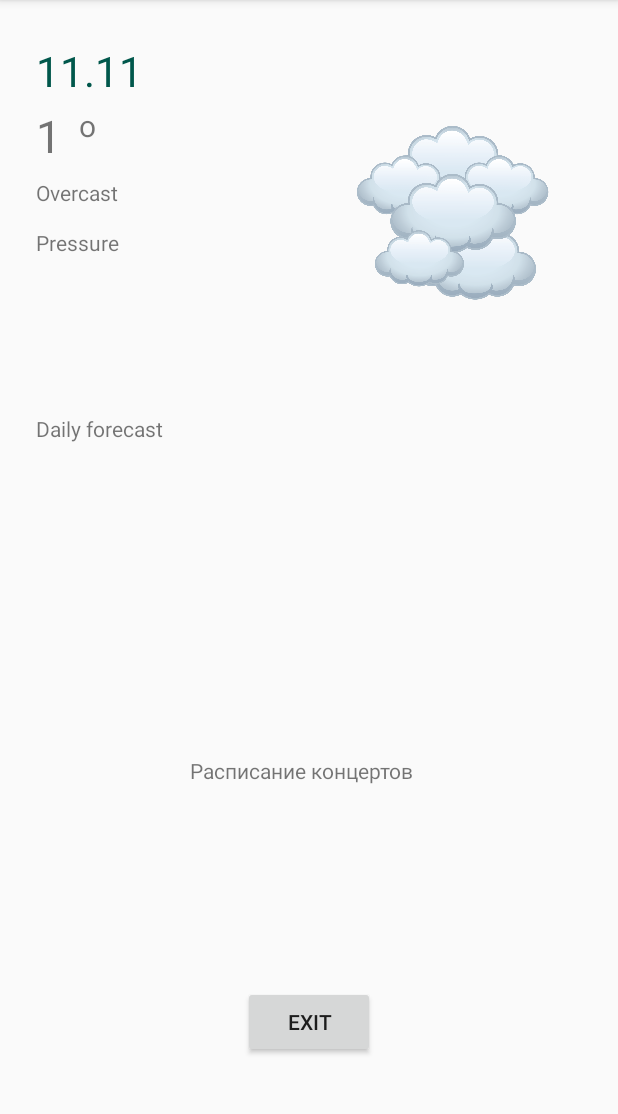
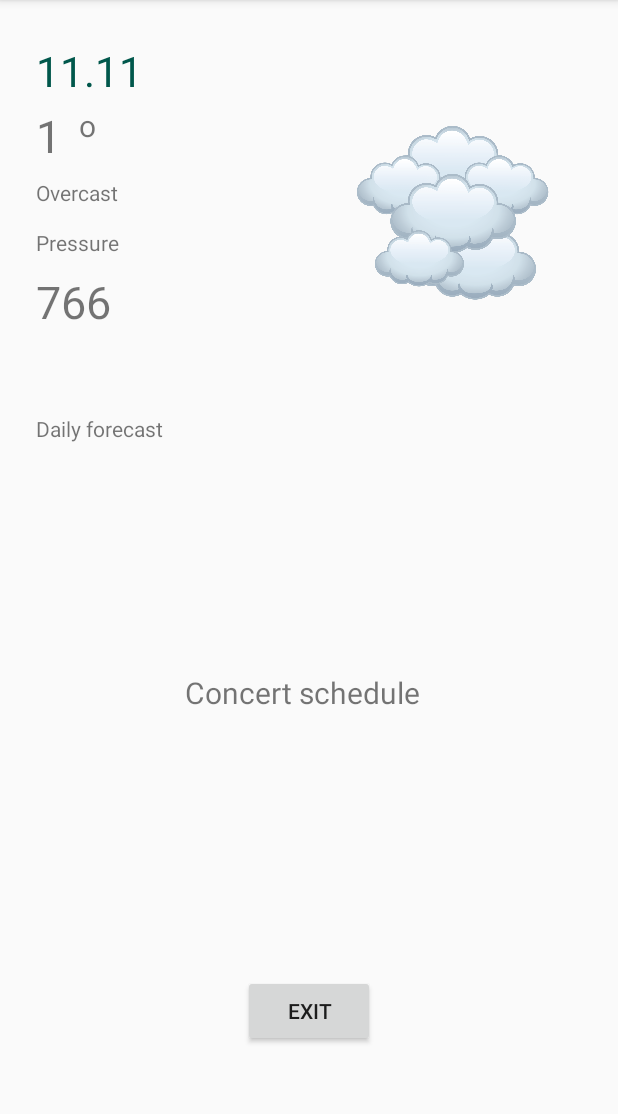
Before and after one commit to alexkaranevskii/Lesson02, an Android app: the screen it shows after launch (MainActivity), on a phone screen of 412 x 824 dp, the part 84-1198 px from its top. Run offline under Robolectric (Android 15) with nearby library versions, the phone set to English and light mode, and no system bars.

Commit message:
Готовность макета 75%

```diff
--- a/WeatherApp2020/app/src/main/res/layout/activity_main.xml
+++ b/WeatherApp2020/app/src/main/res/layout/activity_main.xml
@@ -70,6 +70,20 @@
         app:layout_constraintTop_toTopOf="parent"
         app:layout_constraintVertical_bias="0.205" />
 
+
+    <TextView
+        android:id="@+id/textViewPress"
+        android:layout_width="62dp"
+        android:layout_height="45dp"
+        android:text="766"
+        android:textSize="@dimen/time"
+        app:layout_constraintBottom_toBottomOf="parent"
+        app:layout_constraintHorizontal_bias="0.068"
+        app:layout_constraintLeft_toLeftOf="parent"
+        app:layout_constraintRight_toRightOf="parent"
+        app:layout_constraintTop_toTopOf="parent"
+        app:layout_constraintVertical_bias="0.25" />
+
     <TextView
         android:id="@+id/textView4"
         android:layout_width="148dp"
@@ -84,10 +98,11 @@
 
     <TextView
         android:id="@+id/textView3"
-        android:layout_width="159dp"
-        android:layout_height="21dp"
-        android:layout_marginTop="504dp"
-        android:text="Расписание концертов"
+        android:layout_width="165dp"
+        android:layout_height="34dp"
+        android:layout_marginTop="448dp"
+        android:text="@string/concert_schedule"
+        android:textSize="@dimen/schedule"
         app:layout_constraintLeft_toLeftOf="parent"
         app:layout_constraintRight_toRightOf="parent"
         app:layout_constraintTop_toTopOf="parent" />
@@ -97,7 +112,7 @@
         android:layout_width="wrap_content"
         android:layout_height="wrap_content"
         android:layout_marginStart="161dp"
-        android:layout_marginTop="132dp"
+        android:layout_marginTop="168dp"
         android:layout_marginEnd="162dp"
         android:text="@string/exit"
         app:layout_constraintEnd_toEndOf="parent"
--- a/WeatherApp2020/app/src/main/res/values/dimens.xml
+++ b/WeatherApp2020/app/src/main/res/values/dimens.xml
@@ -3,4 +3,5 @@
     <dimen name="text_size">28sp</dimen>
     <dimen name="time">30sp</dimen>
     <dimen name="TempO">20sp</dimen>
+    <dimen name="schedule">20sp</dimen>
 </resources>
--- a/WeatherApp2020/app/src/main/res/values/strings.xml
+++ b/WeatherApp2020/app/src/main/res/values/strings.xml
@@ -4,4 +4,5 @@
     <string name="pressure">Pressure</string>
     <string name="dailyforecast">Daily forecast</string>
     <string name="exit">Exit</string>
+    <string name="concert_schedule">Concert schedule</string>
 </resources>
```
Also changed, not shown: 1 other file.
